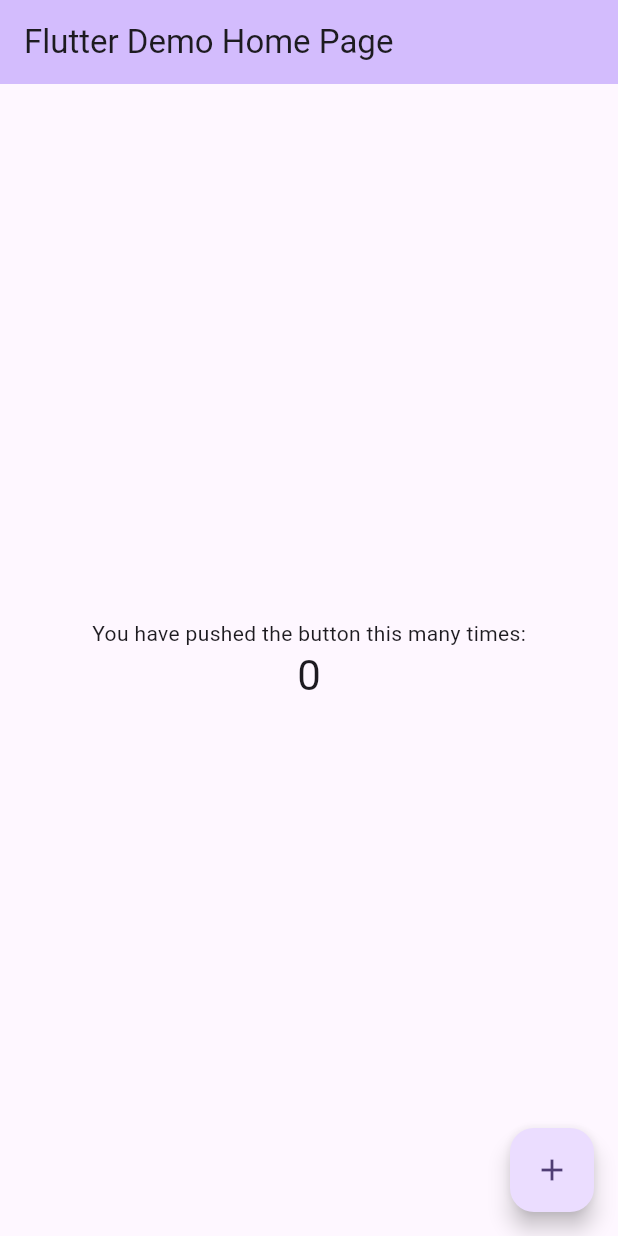
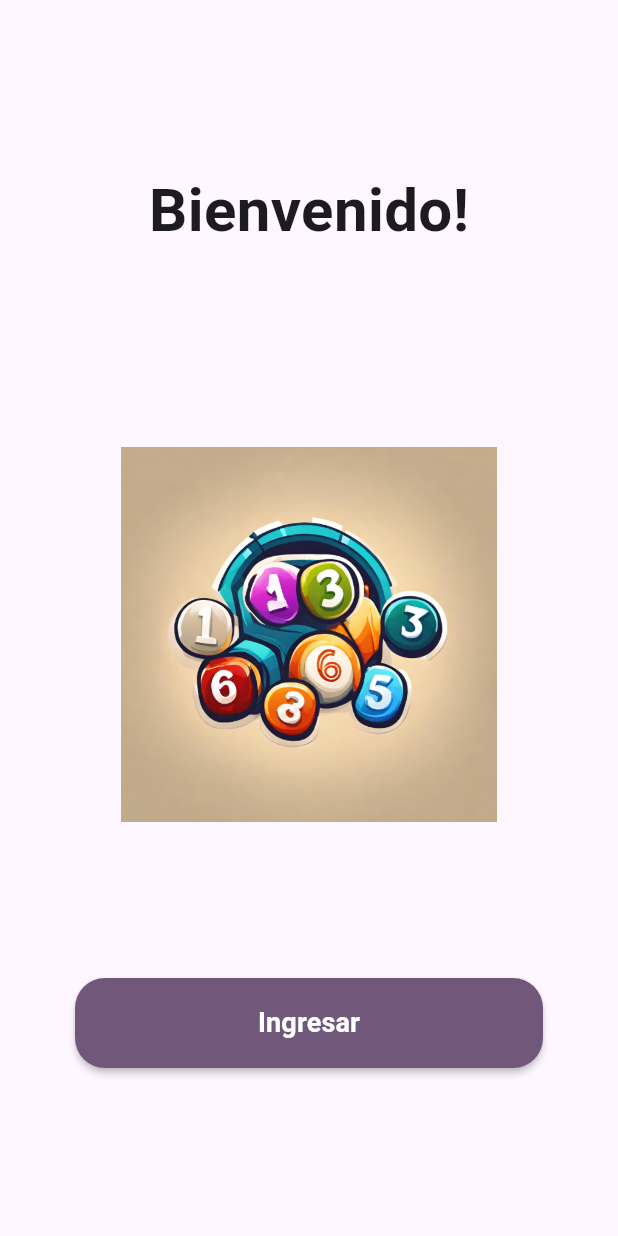
Before and after one commit to amJECC/adivina_numeros, a Flutter app: the screen it shows after launch, on a phone screen of 412 x 824 dp. Run offline on Flutter 3.47's test engine with Material 3 defaults, Android fonts, the light colour scheme and no system bars; our stand-ins replace animate_do, flutter_spinkit, fluttertoast, google_fonts.

Commit message:
Paginas PrincipalPage y HomePage

```diff
--- /dev/null
+++ b/lib/Home/PrincipalPage.dart
@@ -0,0 +1,114 @@
+import 'package:flutter/material.dart';
+import 'package:numero_adivina/Home/HomePage.dart';
+import 'dart:async';
+
+import 'package:numero_adivina/constants.dart';
+
+
+class PrincipalPage extends StatefulWidget{
+  const PrincipalPage({super.key});
+
+  @override
+  PrincipalPageState createState() => PrincipalPageState();
+}
+
+class PrincipalPageState extends State<PrincipalPage> {
+  int activeIndex = 0;
+  final List<String> _imagenes = ['assets/logo.png',
+    'assets/logo2.png' ];
+
+  @override
+  void initState(){
+    super.initState();
+
+    startTimer();
+  }
+
+  startTimer(){
+    Timer.periodic(const Duration(seconds: 2), (timer) {
+      setState(() {
+        activeIndex++;
+
+        if(activeIndex  == 2){
+          activeIndex = 0;
+        }
+      });
+    });
+  }
+
+  @override
+  Widget build (BuildContext context){
+    return Scaffold(
+      resizeToAvoidBottomInset: false,
+      body: SafeArea(
+        child: Container(
+          width: double.infinity,
+          height: MediaQuery.of(context).size.height,
+          padding: const EdgeInsets.symmetric(horizontal: 50,vertical: 60),
+          child: Column(
+            mainAxisAlignment: MainAxisAlignment.spaceAround,
+            children: <Widget>[
+              const Column(
+                crossAxisAlignment: CrossAxisAlignment.center,
+                children: <Widget>[
+                  Text("Bienvenido!", style: TextStyle(
+                      fontWeight: FontWeight.bold,
+                      fontSize: 40
+                  ),),
+                  SizedBox(height: 15,),
+                ],
+              ),
+              Center(
+                child: Column(
+                  children: [
+                    const SizedBox(height: 10),
+                    Container(
+                      height: 250,
+                      child: Stack(
+                        children :  _imagenes.asMap().entries.map((e) {
+                          return Positioned(
+                              top: 0,
+                              bottom: 0,
+                              left: 0,
+                              right: 0,
+                              child: AnimatedOpacity(
+                                  duration: const Duration(milliseconds: 500),
+                                  opacity: activeIndex == e.key ?  1 : 0,
+                                  child: Image.asset(e.value, height: 400,)
+                              )
+                          );
+                        }).toList(),
+                      ),
+                    )
+                  ],
+                ),
+              ),
+              Column(
+                children: <Widget>[
+                  MaterialButton(
+                    minWidth: double.infinity,
+                    height: 60,
+                    onPressed: (){
+                      Navigator.push(context, MaterialPageRoute(builder: (context) => HomePage()));
+                    },
+                    color: constans.principalColor,
+                    shape: RoundedRectangleBorder(
+                        side:  const BorderSide(
+                            color: Colors.transparent
+                        ),
+                        borderRadius: BorderRadius.circular(20)
+                    ),
+                    child:  const Text("Ingresar",style: TextStyle(
+                        color: Colors.white,
+                        fontWeight: FontWeight.w600, fontSize: 18
+                    ),),
+                  )
+                ],
+              )
+            ],
+          ),
+        ),
+      ),
+    );
+  }
+}
--- /dev/null
+++ b/lib/constants.dart
@@ -0,0 +1,5 @@
+import 'package:flutter/material.dart';
+
+class constans{
+  static var principalColor = const Color.fromARGB(255,113,87,121);
+}
--- a/lib/main.dart
+++ b/lib/main.dart
@@ -1,125 +1,13 @@
 import 'package:flutter/material.dart';
+import 'package:numero_adivina/Home/PrincipalPage.dart';
 
-void main() {
-  runApp(const MyApp());
+void main(){
+  WidgetsFlutterBinding.ensureInitialized();
+
+  runApp(
+    MaterialApp(
+      debugShowCheckedModeBanner: false,
+      home: PrincipalPage(),
+    ),
+  );
 }
-
-class MyApp extends StatelessWidget {
-  const MyApp({super.key});
-
-  // This widget is the root of your application.
-  @override
-  Widget build(BuildContext context) {
-    return MaterialApp(
-      title: 'Flutter Demo',
-      theme: ThemeData(
-        // This is the theme of your application.
-        //
-        // TRY THIS: Try running your application with "flutter run". You'll see
-        // the application has a purple toolbar. Then, without quitting the app,
-        // try changing the seedColor in the colorScheme below to Colors.green
-        // and then invoke "hot reload" (save your changes or press the "hot
-        // reload" button in a Flutter-supported IDE, or press "r" if you used
-        // the command line to start the app).
-        //
-        // Notice that the counter didn't reset back to zero; the application
-        // state is not lost during the reload. To reset the state, use hot
-        // restart instead.
-        //
-        // This works for code too, not just values: Most code changes can be
-        // tested with just a hot reload.
-        colorScheme: ColorScheme.fromSeed(seedColor: Colors.deepPurple),
-        useMaterial3: true,
-      ),
-      home: const MyHomePage(title: 'Flutter Demo Home Page'),
-    );
-  }
-}
-
-class MyHomePage extends StatefulWidget {
-  const MyHomePage({super.key, required this.title});
-
-  // This widget is the home page of your application. It is stateful, meaning
-  // that it has a State object (defined below) that contains fields that affect
-  // how it looks.
-
-  // This class is the configuration for the state. It holds the values (in this
-  // case the title) provided by the parent (in this case the App widget) and
-  // used by the build method of the State. Fields in a Widget subclass are
-  // always marked "final".
-
-  final String title;
-
-  @override
-  State<MyHomePage> createState() => _MyHomePageState();
-}
-
-class _MyHomePageState extends State<MyHomePage> {
-  int _counter = 0;
-
-  void _incrementCounter() {
-    setState(() {
-      // This call to setState tells the Flutter framework that something has
-      // changed in this State, which causes it to rerun the build method below
-      // so that the display can reflect the updated values. If we changed
-      // _counter without calling setState(), then the build method would not be
-      // called again, and so nothing would appear to happen.
-      _counter++;
-    });
-  }
-
-  @override
-  Widget build(BuildContext context) {
-    // This method is rerun every time setState is called, for instance as done
-    // by the _incrementCounter method above.
-    //
-    // The Flutter framework has been optimized to make rerunning build methods
-    // fast, so that you can just rebuild anything that needs updating rather
-    // than having to individually change instances of widgets.
-    return Scaffold(
-      appBar: AppBar(
-        // TRY THIS: Try changing the color here to a specific color (to
-        // Colors.amber, perhaps?) and trigger a hot reload to see the AppBar
-        // change color while the other colors stay the same.
-        backgroundColor: Theme.of(context).colorScheme.inversePrimary,
-        // Here we take the value from the MyHomePage object that was created by
-        // the App.build method, and use it to set our appbar title.
-        title: Text(widget.title),
-      ),
-      body: Center(
-        // Center is a layout widget. It takes a single child and positions it
-        // in the middle of the parent.
-        child: Column(
-          // Column is also a layout widget. It takes a list of children and
-          // arranges them vertically. By default, it sizes itself to fit its
-          // children horizontally, and tries to be as tall as its parent.
-          //
-          // Column has various properties to control how it sizes itself and
-          // how it positions its children. Here we use mainAxisAlignment to
-          // center the children vertically; the main axis here is the vertical
-          // axis because Columns are vertical (the cross axis would be
-          // horizontal).
-          //
-          // TRY THIS: Invoke "debug painting" (choose the "Toggle Debug Paint"
-          // action in the IDE, or press "p" in the console), to see the
-          // wireframe for each widget.
-          mainAxisAlignment: MainAxisAlignment.center,
-          children: <Widget>[
-            const Text(
-              'You have pushed the button this many times:',
-            ),
-            Text(
-              '$_counter',
-              style: Theme.of(context).textTheme.headlineMedium,
-            ),
-          ],
-        ),
-      ),
-      floatingActionButton: FloatingActionButton(
-        onPressed: _incrementCounter,
-        tooltip: 'Increment',
-        child: const Icon(Icons.add),
-      ), // This trailing comma makes auto-formatting nicer for build methods.
-    );
-  }
-}
```
Also changed, not shown: lib/Home/HomePage.dart (added, +125 -0 lines), lib/Home/elements.dart (added, +174 -0 lines), pubspec.yaml (+12 -4 lines), assets/ilustracion.png (added), assets/img1.png (added), assets/img2.png (added), assets/img3.png (added), assets/img4.png (added), assets/logo.png (added), assets/logo2.png (added), pubspec.lock, 1 other file.
